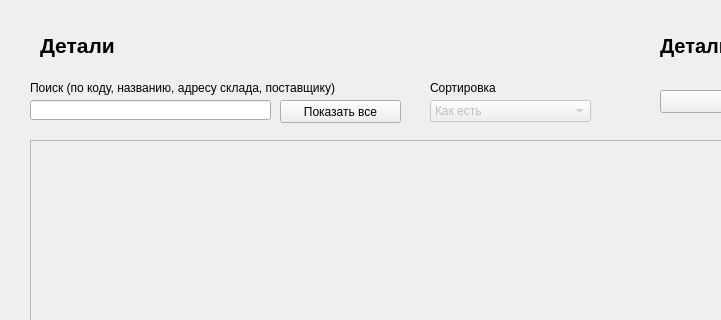
Before: the Qt Designer form is/detailswindow.ui in hackey9/ikit-kp-3sem, drawn with Qt 5; both pictures show x 0 to 721 and y 0 to 320 of the 891 by 564 pixel window.
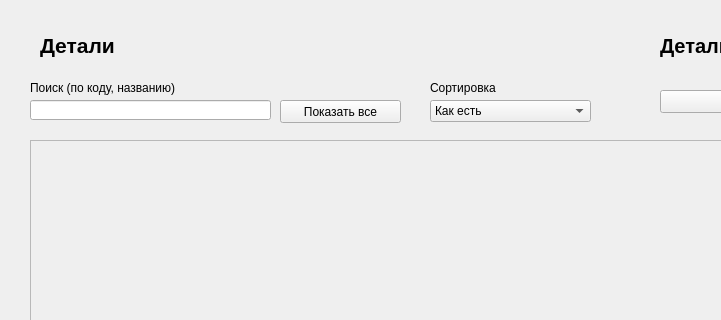
After: the same form once the commit is applied.

Commit message: Added sort in Details.

```diff
--- a/is/detailswindow.ui
+++ b/is/detailswindow.ui
@@ -105,7 +105,7 @@
      </rect>
     </property>
     <property name="text">
-     <string>Поиск (по коду, названию, адресу склада, поставщику)</string>
+     <string>Поиск (по коду, названию)</string>
     </property>
    </widget>
    <widget class="QLineEdit" name="SearchInput">
@@ -156,7 +156,7 @@
    </widget>
    <widget class="QComboBox" name="comboBox">
     <property name="enabled">
-     <bool>false</bool>
+     <bool>true</bool>
     </property>
     <property name="geometry">
      <rect>
```
Left out of the diff: 2 changed lines with no effect on the pictures. The commit also changes 2 other files.
